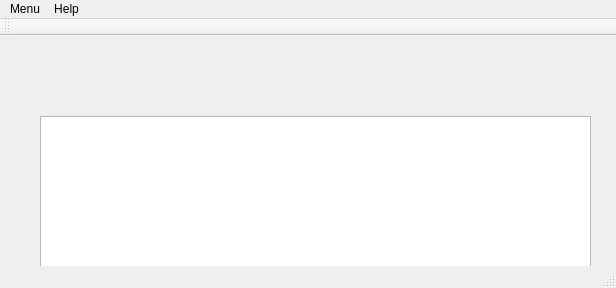
Above: mainwindow.ui from dmitrysl/qt-mclaut-notifier before the change. Below: the same form after it.
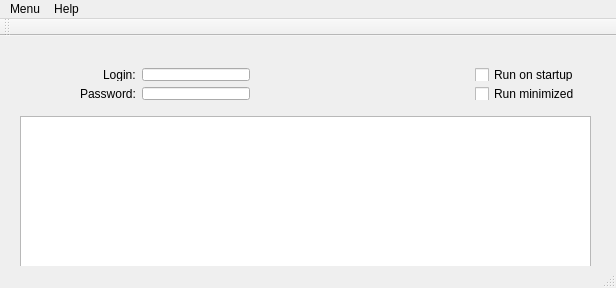
That is the form after the change.

What changed in the file:
```diff
--- a/mainwindow.ui
+++ b/mainwindow.ui
@@ -10,30 +10,50 @@
     <height>288</height>
    </rect>
   </property>
-  <property name="windowTitle">
-   <string>MainWindow</string>
+  <property name="sizePolicy">
+   <sizepolicy hsizetype="Fixed" vsizetype="Fixed">
+    <horstretch>0</horstretch>
+    <verstretch>0</verstretch>
+   </sizepolicy>
   </property>
   <widget class="QWidget" name="centralWidget">
    <widget class="QTextEdit" name="result">
     <property name="geometry">
      <rect>
-      <x>40</x>
+      <x>20</x>
       <y>80</y>
-      <width>551</width>
+      <width>571</width>
       <height>151</height>
      </rect>
     </property>
    </widget>
-   <widget class="QWidget" name="">
+   <widget class="QWidget" name="layoutWidget">
     <property name="geometry">
      <rect>
-      <x>40</x>
-      <y>30</y>
-      <width>365</width>
-      <height>22</height>
+      <x>20</x>
+      <y>21</y>
+      <width>571</width>
+      <height>54</height>
      </rect>
     </property>
+    <layout class="QHBoxLayout" name="horizontalLayout_3">
+     <item>
+      <layout class="QVBoxLayout" name="verticalLayout_2">
+       <item>
     <layout class="QHBoxLayout" name="horizontalLayout">
+         <item>
+          <spacer name="horizontalSpacer">
+           <property name="orientation">
+            <enum>Qt::Horizontal</enum>
+           </property>
+           <property name="sizeHint" stdset="0">
+            <size>
+             <width>40</width>
+             <height>20</height>
+            </size>
+           </property>
+          </spacer>
+         </item>
      <item>
       <widget class="QLabel" name="label">
        <property name="text">
@@ -44,8 +64,12 @@
      <item>
       <widget class="QLineEdit" name="loginField"/>
      </item>
+        </layout>
+       </item>
      <item>
-      <spacer name="horizontalSpacer">
+        <layout class="QHBoxLayout" name="horizontalLayout_2">
+         <item>
+          <spacer name="horizontalSpacer_3">
        <property name="orientation">
         <enum>Qt::Horizontal</enum>
        </property>
@@ -72,6 +96,41 @@
       </widget>
      </item>
     </layout>
+       </item>
+      </layout>
+     </item>
+     <item>
+      <spacer name="horizontalSpacer_2">
+       <property name="orientation">
+        <enum>Qt::Horizontal</enum>
+       </property>
+       <property name="sizeHint" stdset="0">
+        <size>
+         <width>40</width>
+         <height>20</height>
+        </size>
+       </property>
+      </spacer>
+     </item>
+     <item>
+      <layout class="QVBoxLayout" name="verticalLayout">
+       <item>
+        <widget class="QCheckBox" name="runOnbootCheckBox">
+         <property name="text">
+          <string>Run on startup</string>
+         </property>
+        </widget>
+       </item>
+       <item>
+        <widget class="QCheckBox" name="startMinimizedCheckBox">
+         <property name="text">
+          <string>Run minimized</string>
+         </property>
+        </widget>
+       </item>
+      </layout>
+     </item>
+    </layout>
    </widget>
   </widget>
   <widget class="QMenuBar" name="menuBar">
```
Left out of the diff: 10 changed lines with no effect on the pictures. Lines whose indentation alone changed are shown as unchanged.
